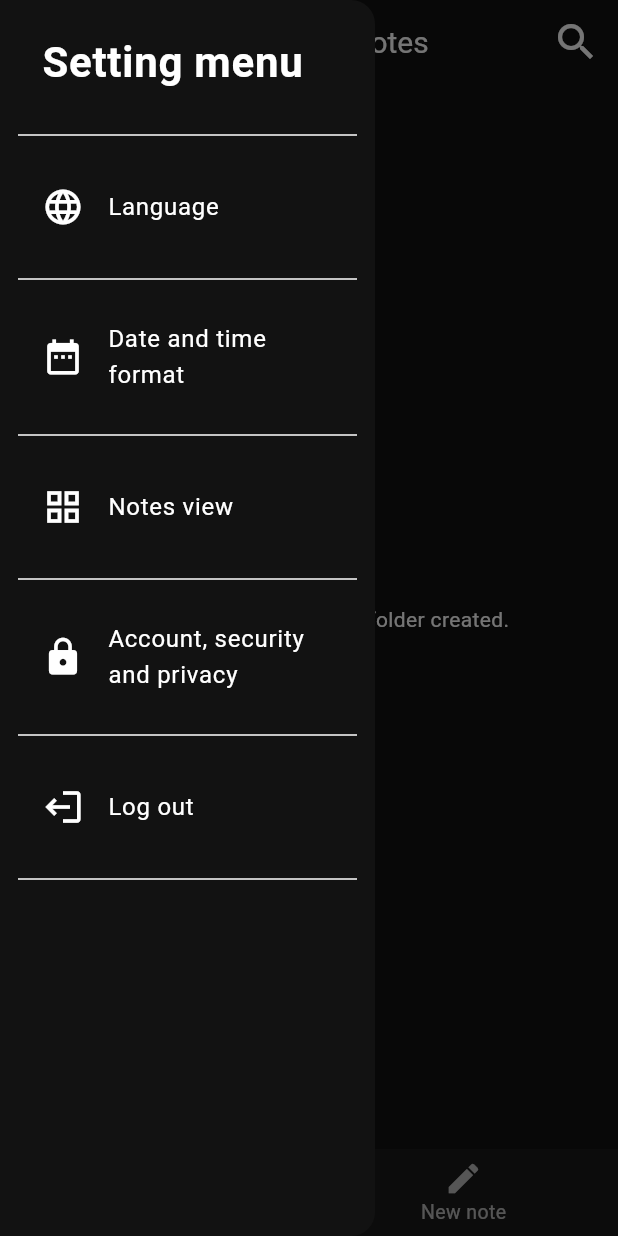
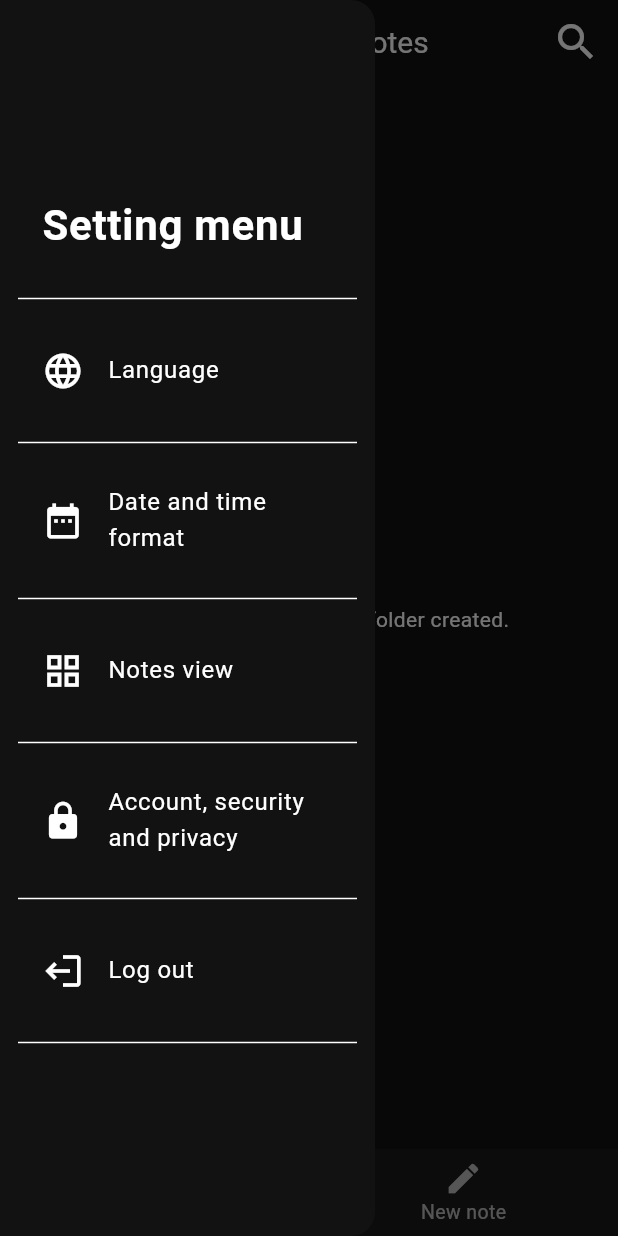
Before and after one commit to nicolas-ferrada/mycustomnotes_website, a Flutter app: the screen it shows once a user with an empty profile is signed in, with the side drawer open, on a phone screen of 412 x 824 dp. Run offline on Flutter 3.47's test engine with Material 2 defaults, Android fonts, the phone set to English and light mode, and no system bars; our stand-ins replace audioplayers, cloud_firestore, connectivity_plus, device_info_plus, firebase_auth, firebase_core and 5 more; missing offline and left inert: any_link_preview, excel; accounts and stored records are empty; generated files the repository leaves out were written again.

Commit message:
UI changes; drawer is now centered

```diff
--- a/lib/presentation/pages/home_page/home_page_widgets/home_page_navigation_drawer.dart
+++ b/lib/presentation/pages/home_page/home_page_widgets/home_page_navigation_drawer.dart
@@ -40,6 +40,7 @@ class NavigationDrawerHomePage extends StatelessWidget {
     return Drawer(
       elevation: 5,
       width: 250,
+      child: Center(
         child: SingleChildScrollView(
           physics: const ClampingScrollPhysics(),
           child: Column(
@@ -47,6 +48,7 @@ class NavigationDrawerHomePage extends StatelessWidget {
               buildHeader(context),
               buildMenuItems(context),
             ],
+          ),
         ),
       ),
     );
@@ -70,7 +72,10 @@ class NavigationDrawerHomePage extends StatelessWidget {
           ListTile(
             title: Text(
               AppLocalizations.of(context)!.title_drawer_homePage,
-              style: const TextStyle(fontSize: 28, fontWeight: FontWeight.bold),
+              style: const TextStyle(
+                fontSize: 28,
+                fontWeight: FontWeight.bold,
+              ),
             ),
           ), // Change language
           const Divider(thickness: 1),
```
Lines whose indentation alone changed are shown as unchanged.
